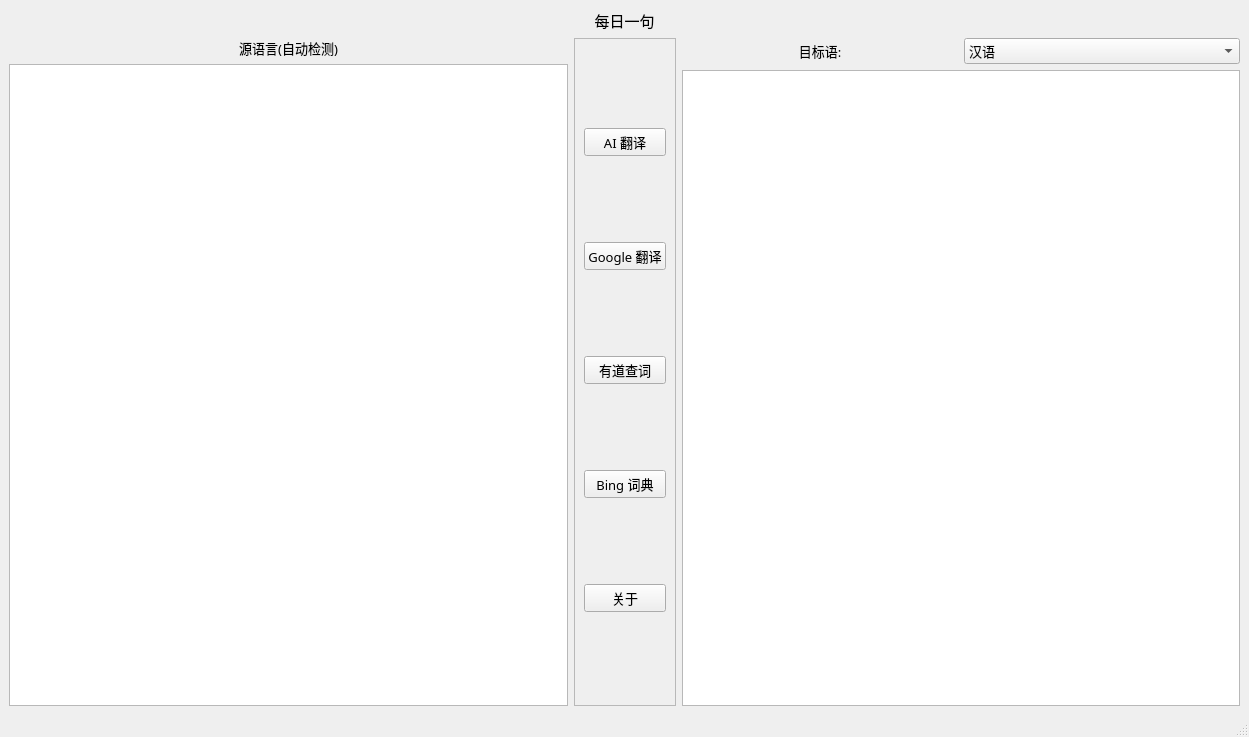
Qt form MainFrame.ui (lsldragon/AITranslator) before a commit.
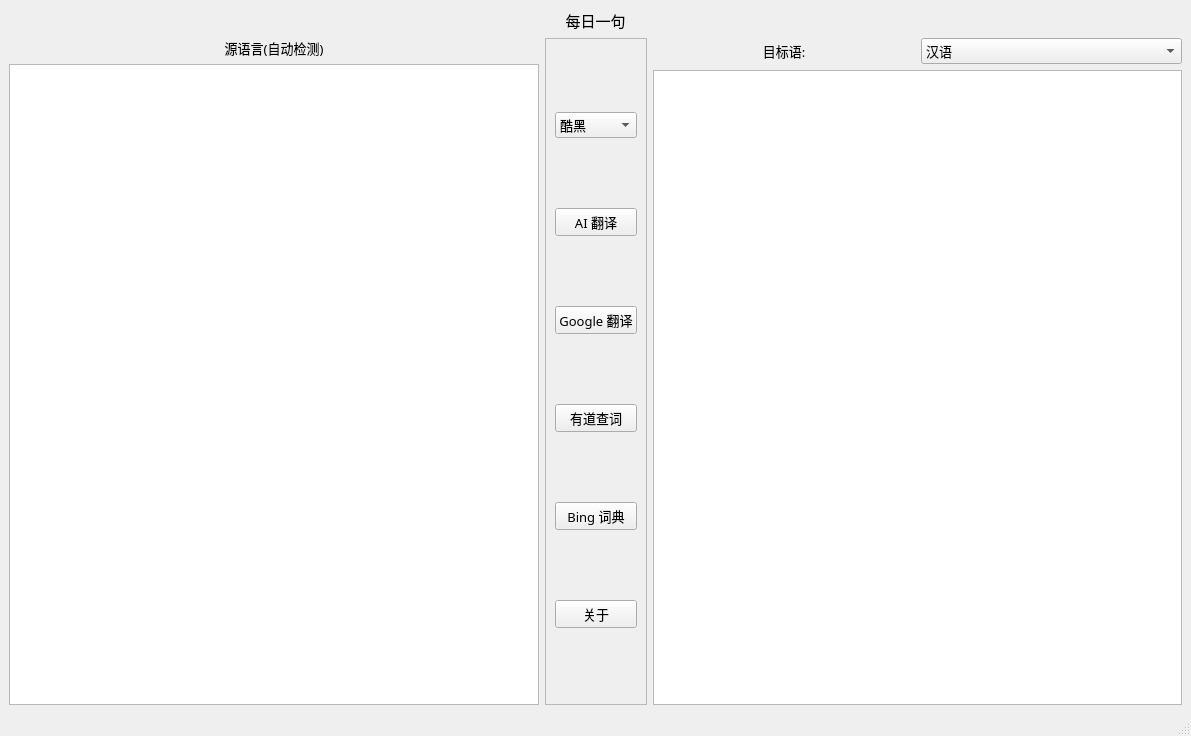
The same form after that commit. Icons and pictures are not drawn.

Diff of the .ui file:
```diff
--- a/MainFrame.ui
+++ b/MainFrame.ui
@@ -6,8 +6,8 @@
    <rect>
     <x>0</x>
     <y>0</y>
-    <width>1249</width>
-    <height>737</height>
+    <width>1191</width>
+    <height>736</height>
    </rect>
   </property>
   <property name="windowTitle">
@@ -99,10 +99,40 @@
                <x>0</x>
                <y>0</y>
                <width>155</width>
-               <height>648</height>
+               <height>647</height>
               </rect>
              </property>
              <layout class="QVBoxLayout" name="verticalLayout_4">
+              <item>
+               <widget class="QComboBox" name="theme_comboBox">
+                <property name="font">
+                 <font>
+                  <family>微软雅黑</family>
+                  <pointsize>10</pointsize>
+                 </font>
+                </property>
+                <item>
+                 <property name="text">
+                  <string>酷黑</string>
+                 </property>
+                </item>
+                <item>
+                 <property name="text">
+                  <string>炫白</string>
+                 </property>
+                </item>
+                <item>
+                 <property name="text">
+                  <string>系统</string>
+                 </property>
+                </item>
+                <item>
+                 <property name="text">
+                  <string>自定义</string>
+                 </property>
+                </item>
+               </widget>
+              </item>
               <item>
                <widget class="QPushButton" name="AI_button">
                 <property name="sizePolicy">
```
Left out of the diff: 5 changed lines with no effect on the pictures.
